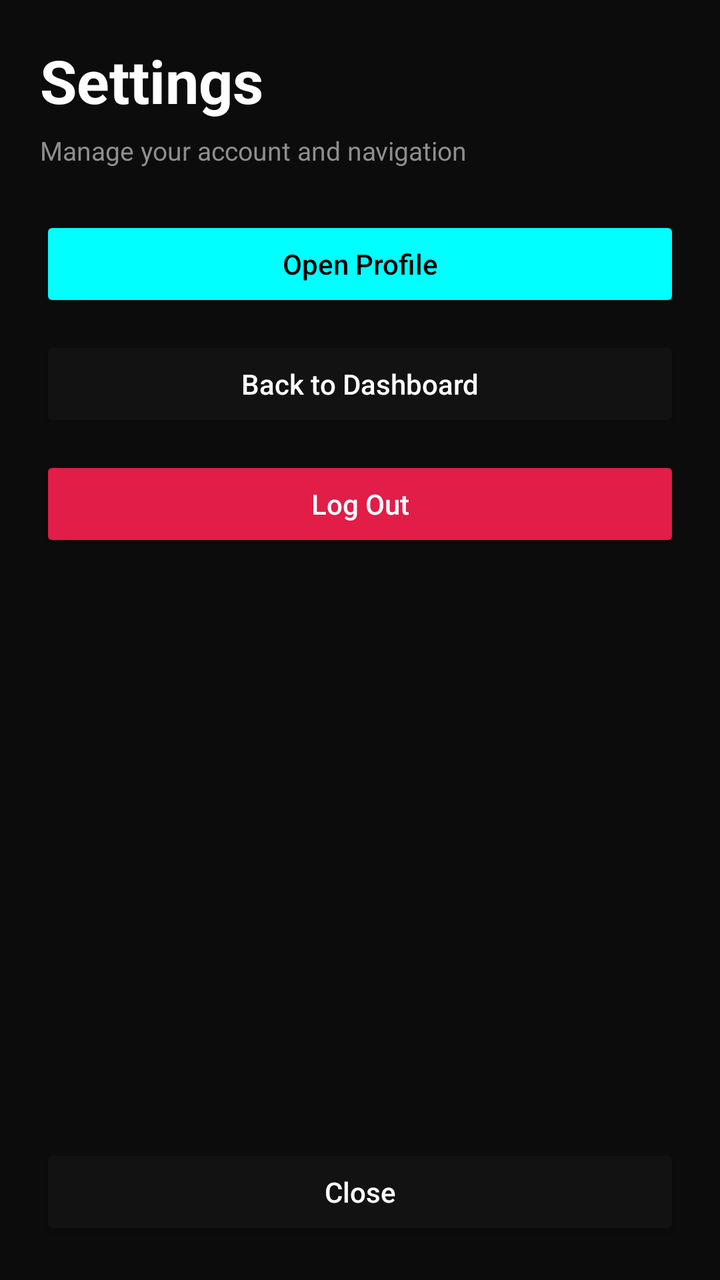
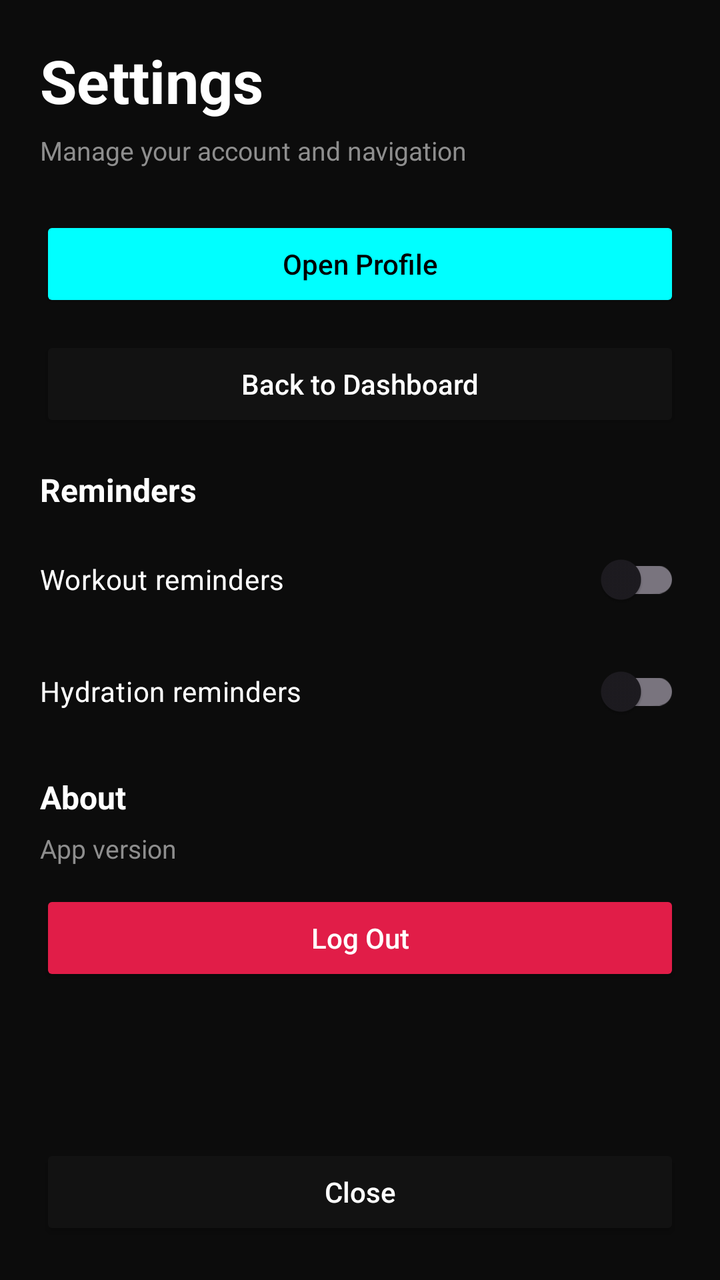

Screens rendered from an Android XML layout before and after an edit, with the pre-edit source and the edit as a unified diff.
<!-- AndroidManifest.xml: application theme Theme.ProFitness -->
<!-- res/layout/activity_settings.xml -->
<?xml version="1.0" encoding="utf-8"?>
<LinearLayout xmlns:android="http://schemas.android.com/apk/res/android"
    android:layout_width="match_parent"
    android:layout_height="match_parent"
    android:orientation="vertical"
    android:padding="20dp"
    android:background="@color/bg_dark">

    <TextView
        android:layout_width="match_parent"
        android:layout_height="wrap_content"
        android:text="Settings"
        android:textColor="@color/white"
        android:textStyle="bold"
        android:textSize="30sp" />

    <TextView
        android:layout_width="match_parent"
        android:layout_height="wrap_content"
        android:layout_marginTop="6dp"
        android:text="Manage your account and navigation"
        android:textColor="@color/text_gray"
        android:textSize="13sp" />

    <Button
        android:id="@+id/btn_settings_profile"
        android:layout_width="match_parent"
        android:layout_height="wrap_content"
        android:layout_marginTop="24dp"
        android:text="Open Profile"
        android:textAllCaps="false"
        android:backgroundTint="@color/neon_cyan"
        android:textColor="@android:color/black" />

    <Button
        android:id="@+id/btn_settings_dashboard"
        android:layout_width="match_parent"
        android:layout_height="wrap_content"
        android:layout_marginTop="12dp"
        android:text="Back to Dashboard"
        android:textAllCaps="false"
        android:backgroundTint="@color/card_bg"
        android:textColor="@color/white" />

    <Button
        android:id="@+id/btn_settings_logout"
        android:layout_width="match_parent"
        android:layout_height="wrap_content"
        android:layout_marginTop="12dp"
        android:text="Log Out"
        android:textAllCaps="false"
        android:backgroundTint="#E11D48"
        android:textColor="@color/white" />

    <View
        android:layout_width="match_parent"
        android:layout_height="0dp"
        android:layout_weight="1" />

    <Button
        android:id="@+id/btn_settings_back"
        android:layout_width="match_parent"
        android:layout_height="wrap_content"
        android:text="Close"
        android:textAllCaps="false"
        android:backgroundTint="@color/card_bg"
        android:textColor="@color/white" />

</LinearLayout>
<!-- resources referenced by this layout -->
<resources>
  <color name="bg_dark">#0C0C0C</color>
  <color name="card_bg">#121212</color>
  <color name="neon_cyan">#00FFFF</color>
  <color name="text_gray">#8E8E8E</color>
  <color name="white">#FFFFFF</color>
  <style name="Theme.ProFitness" parent="android:Theme.Material.Light.NoActionBar" />
</resources>

<!-- the commit's change to res/layout/activity_settings.xml (unified diff, before → after) -->
@@ -42,6 +42,49 @@
         android:backgroundTint="@color/card_bg"
         android:textColor="@color/white" />
 
+    <TextView
+        android:layout_width="match_parent"
+        android:layout_height="wrap_content"
+        android:layout_marginTop="18dp"
+        android:text="Reminders"
+        android:textColor="@color/white"
+        android:textStyle="bold"
+        android:textSize="16sp" />
+
+    <androidx.appcompat.widget.SwitchCompat
+        android:id="@+id/switch_settings_workout_reminder"
+        android:layout_width="match_parent"
+        android:layout_height="wrap_content"
+        android:layout_marginTop="10dp"
+        android:text="Workout reminders"
+        android:textColor="@color/white" />
+
+    <androidx.appcompat.widget.SwitchCompat
+        android:id="@+id/switch_settings_hydration_reminder"
+        android:layout_width="match_parent"
+        android:layout_height="wrap_content"
+        android:layout_marginTop="8dp"
+        android:text="Hydration reminders"
+        android:textColor="@color/white" />
+
+    <TextView
+        android:layout_width="match_parent"
+        android:layout_height="wrap_content"
+        android:layout_marginTop="18dp"
+        android:text="About"
+        android:textColor="@color/white"
+        android:textStyle="bold"
+        android:textSize="16sp" />
+
+    <TextView
+        android:id="@+id/tv_settings_version"
+        android:layout_width="match_parent"
+        android:layout_height="wrap_content"
+        android:layout_marginTop="6dp"
+        android:text="App version"
+        android:textColor="@color/text_gray"
+        android:textSize="13sp" />
+
     <Button
         android:id="@+id/btn_settings_logout"
         android:layout_width="match_parent"
